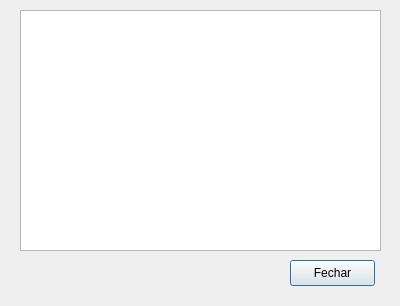
The window that resultado.ui (sollidsnake/grafo) describes before a commit, drawn with Qt 5.
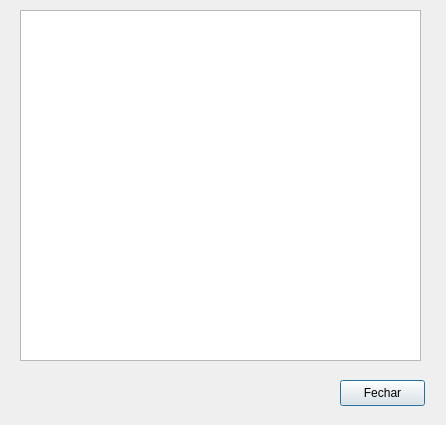
The same window after the commit.

```diff
--- a/resultado.ui
+++ b/resultado.ui
@@ -6,8 +6,8 @@
    <rect>
     <x>0</x>
     <y>0</y>
-    <width>400</width>
-    <height>306</height>
+    <width>446</width>
+    <height>425</height>
    </rect>
   </property>
   <property name="windowTitle">
@@ -16,8 +16,8 @@
   <widget class="QPushButton" name="pushButton">
    <property name="geometry">
     <rect>
-     <x>290</x>
-     <y>260</y>
+     <x>340</x>
+     <y>380</y>
      <width>85</width>
      <height>26</height>
     </rect>
@@ -31,8 +31,8 @@
     <rect>
      <x>20</x>
      <y>10</y>
-     <width>361</width>
-     <height>241</height>
+     <width>401</width>
+     <height>351</height>
     </rect>
    </property>
   </widget>
```
Left out of the diff: 2 changed lines with no effect on the pictures.
